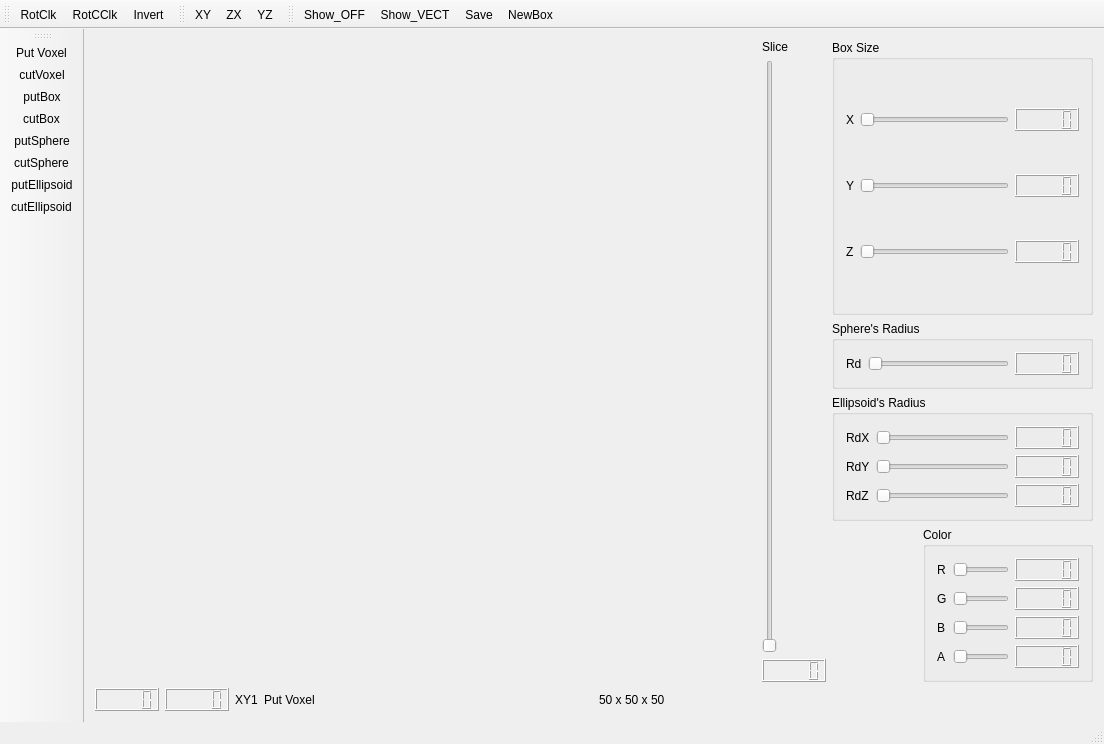
First picture: the form in Escultor3D/mainwindow.ui, repository Lufec/Escultor3D, before the edit.
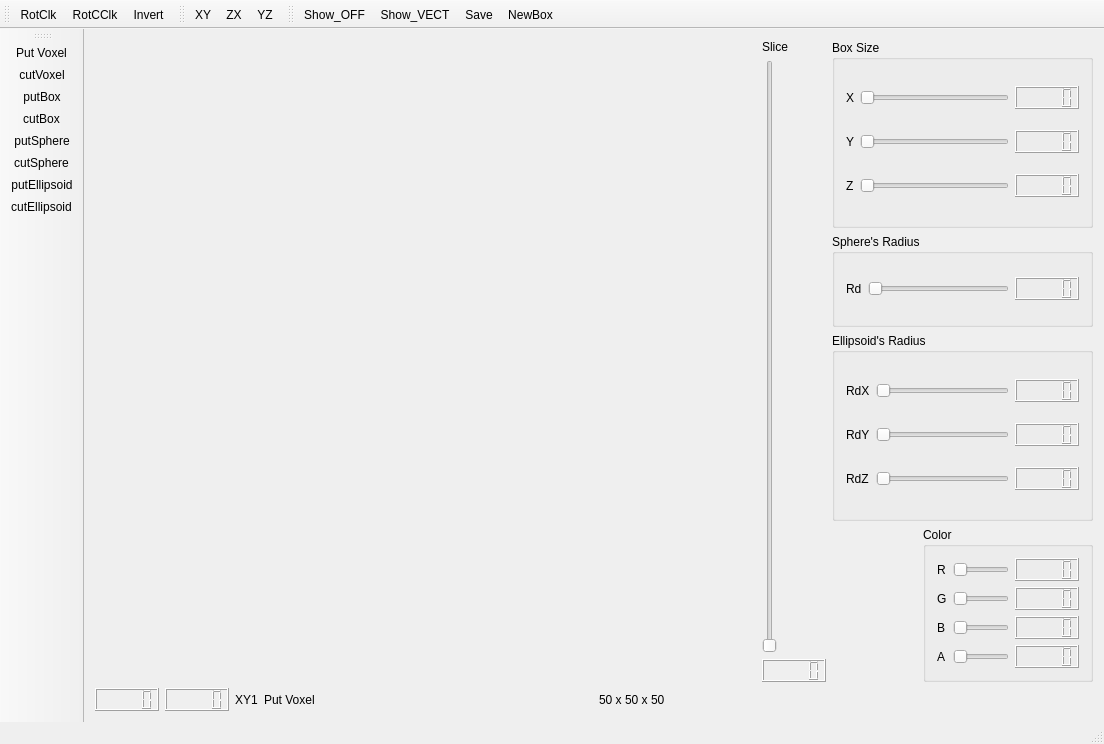
Second picture: the form after the edit. Icons and pictures are not drawn. Custom widgets are drawn as their Qt base class.

Patch:
```diff
--- a/Escultor3D/mainwindow.ui
+++ b/Escultor3D/mainwindow.ui
@@ -59,7 +59,7 @@
         <item row="0" column="1">
          <layout class="QGridLayout" name="gridLayout_8">
           <item row="0" column="0">
-           <layout class="QGridLayout" name="gridLayout_6" rowstretch="10,0,0">
+           <layout class="QGridLayout" name="gridLayout_6" rowstretch="10,5,10">
             <item row="1" column="0">
              <widget class="QGroupBox" name="groupBox_3">
               <property name="title">
```
Left out of the diff: 6 changed lines with no effect on the pictures.
